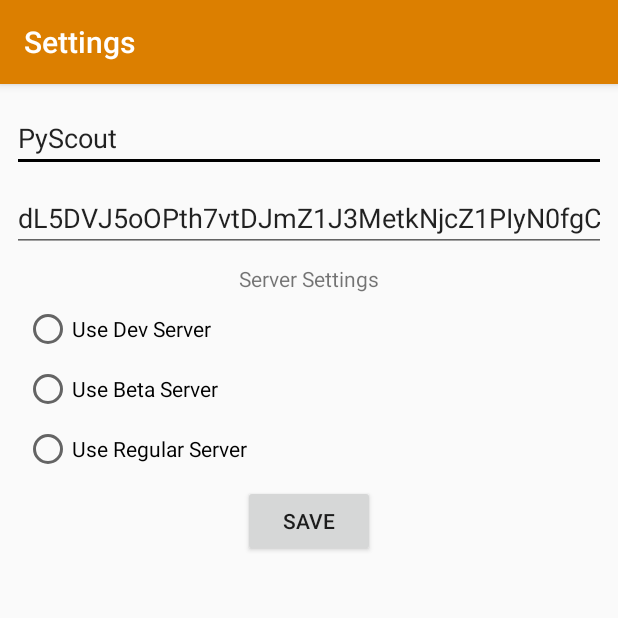
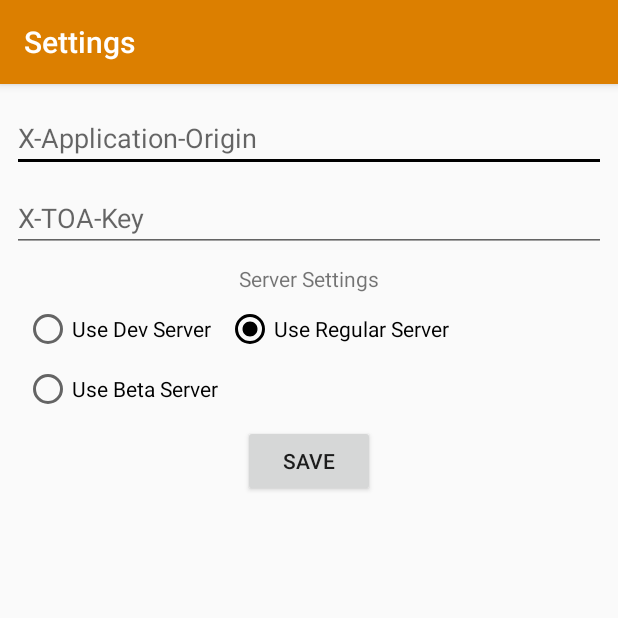
Before and after one commit to joshua9889/the-orange-alliance-android, an Android app: the SettingsActivity screen opened directly, with no data from a screen before it, on a phone screen of 412 x 824 dp, the top half of it. Run offline under Robolectric (Android 15) with nearby library versions, the phone set to English and light mode, and no system bars.

Commit message:
Removed my API app name and key

```diff
--- a/app/src/main/java/org/theorangealliance/theorangealliance/Settings/SettingsActivity.java
+++ b/app/src/main/java/org/theorangealliance/theorangealliance/Settings/SettingsActivity.java
@@ -47,20 +47,9 @@ public class SettingsActivity extends AppCompatActivity {
         Button saveChanges = (Button) findViewById(R.id.Save_Button);
 
         //Saved Values
-        X_App.setText(API_settings.getString("X_APP_NAME", "PyScout"));
-        X_Key.setText(API_settings.getString("X_TOA_KEY", "dL5DVJ5oOPth7vtDJmZ1J3MetkNjcZ1PIyN0fgCxiiyx2kh7pEz13A=="));
-
-        switch (API_settings.getString("Server", "")){
-            case "Dev":
-                Dev.setChecked(true);
-                return;
-            case "Beta":
-                Beta.setChecked(true);
-                return;
-            case "Regular":
-                Regular.setChecked(true);
-                return;
-        }
+        X_App.setText(API_settings.getString("X_APP_NAME", X_App.getText().toString()));
+        X_Key.setText(API_settings.getString("X_TOA_KEY", X_Key.getText().toString()));
+        Regular.setChecked(true);
 
         //Used when the Button "Save" is pressed
         main_intent = new Intent(this, MainActivity.class);
--- a/app/src/main/res/layout/settings_intenal.xml
+++ b/app/src/main/res/layout/settings_intenal.xml
@@ -11,14 +11,14 @@
         android:layout_width="0dp"
         android:layout_height="43dp"
         android:layout_marginEnd="8dp"
-        android:layout_marginLeft="5dp"
-        android:layout_marginRight="5dp"
+        android:layout_marginLeft="8dp"
+        android:layout_marginRight="8dp"
         android:layout_marginStart="8dp"
         android:layout_marginTop="15dp"
         android:ems="10"
         android:hint="X-Application-Origin"
         android:inputType="textPersonName"
-        android:text="PyScout"
+        android:text=""
         app:layout_constraintLeft_toLeftOf="parent"
         app:layout_constraintRight_toRightOf="parent"
         app:layout_constraintTop_toTopOf="parent"
@@ -33,7 +33,7 @@
         android:ems="10"
         android:hint="X-TOA-Key"
         android:inputType="textPersonName"
-        android:text="dL5DVJ5oOPth7vtDJmZ1J3MetkNjcZ1PIyN0fgCxiiyx2kh7pEz13A=="
+        android:text=""
         tools:layout_constraintTop_creator="1"
         tools:layout_constraintRight_creator="1"
         android:layout_marginStart="8dp"
@@ -41,8 +41,8 @@
         app:layout_constraintRight_toRightOf="parent"
         tools:layout_constraintLeft_creator="1"
         app:layout_constraintLeft_toLeftOf="parent"
-        android:layout_marginRight="5dp"
-        android:layout_marginLeft="5dp"
+        android:layout_marginRight="8dp"
+        android:layout_marginLeft="8dp"
         android:layout_marginTop="8dp"
         app:layout_constraintTop_toBottomOf="@+id/X_App"/>
 
@@ -51,11 +51,11 @@
         style="@style/Widget.AppCompat.Button"
         android:layout_width="wrap_content"
         android:layout_height="wrap_content"
-        android:layout_marginTop="8dp"
         android:text="Save"
         app:layout_constraintLeft_toLeftOf="parent"
         app:layout_constraintRight_toRightOf="parent"
-        app:layout_constraintTop_toBottomOf="@+id/useRegular"/>
+        android:layout_marginTop="8dp"
+        app:layout_constraintTop_toBottomOf="@+id/useBeta"/>
 
     <RadioButton
         android:id="@+id/useDev"
@@ -65,7 +65,8 @@
         android:text="Use Dev Server"
         app:layout_constraintLeft_toLeftOf="parent"
         android:layout_marginTop="8dp"
-        app:layout_constraintTop_toBottomOf="@+id/textView2"/>
+        app:layout_constraintTop_toBottomOf="@+id/textView2"
+        android:layout_marginStart="16dp"/>
 
     <RadioButton
         android:id="@+id/useBeta"
@@ -75,17 +76,18 @@
         android:text="Use Beta Server"
         app:layout_constraintLeft_toLeftOf="parent"
         android:layout_marginTop="8dp"
-        app:layout_constraintTop_toBottomOf="@+id/useDev"/>
+        app:layout_constraintTop_toBottomOf="@+id/useDev"
+        android:layout_marginStart="16dp"/>
 
     <RadioButton
         android:id="@+id/useRegular"
         android:layout_width="wrap_content"
         android:layout_height="wrap_content"
-        android:layout_marginLeft="16dp"
         android:text="Use Regular Server"
-        app:layout_constraintLeft_toLeftOf="parent"
         android:layout_marginTop="8dp"
-        app:layout_constraintTop_toBottomOf="@+id/useBeta"/>
+        app:layout_constraintTop_toBottomOf="@+id/textView2"
+        app:layout_constraintLeft_toRightOf="@+id/useDev"
+        android:layout_marginLeft="10dp"/>
 
     <TextView
         android:id="@+id/textView2"
```
